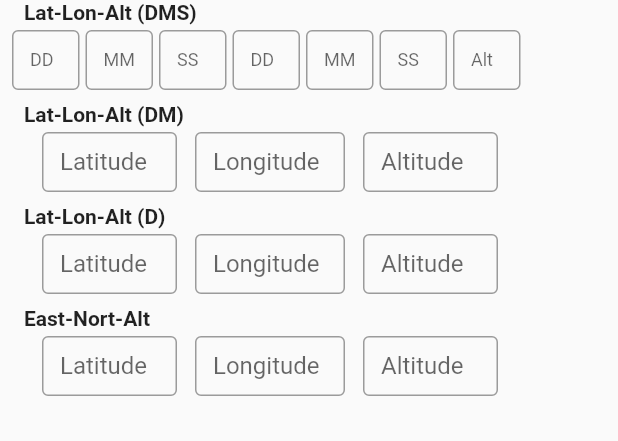
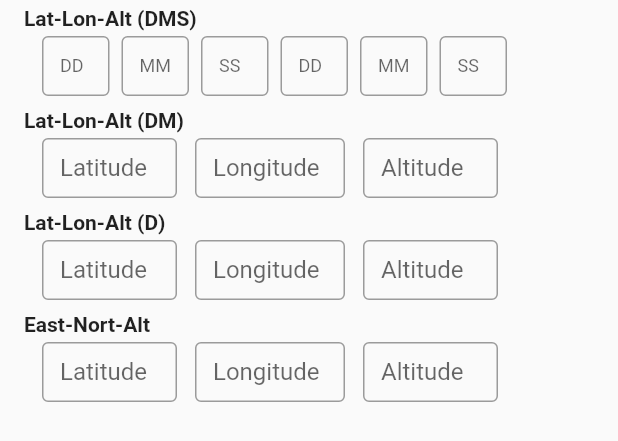
Before and after one commit to Sirius-aa7/Compass_Task, a Flutter app: the CoordinateConverter widget shown alone on an empty page, opened directly, on a phone screen of 412 x 824 dp. Shown: the top 441 px of the screen. Run offline on Flutter 3.47's test engine with Material 2 defaults, Android fonts, the phone set to English and light mode, and no system bars; our stand-ins replace camera, flutter_compass, fluttertoast, geocoding, geolocator, google_fonts and 2 more.

Commit message:
Cleaner Conversion page UI

```diff
--- a/lib/modules/conversion.dart
+++ b/lib/modules/conversion.dart
@@ -443,32 +443,23 @@ class _CoordinateConverterState extends State<CoordinateConverter> {
 
   @override
   Widget build(BuildContext context) {
-    return Column(
+    return Padding(
+      padding: const EdgeInsets.symmetric(vertical: 4, horizontal: 16),
+      child: Column(
           children: [
             // Input row: Degrees, Minutes, Seconds
-          Padding(
-            padding: const EdgeInsets.symmetric(vertical: 0, horizontal: 8),
-            child: _buildInputRow(0, 'Lat-Lon-Alt (DMS)', latDegController, latMinController, latSecController, lonDegController, lonMinController, lonSecController, altController),
-          ),
+            _buildInputRow(0, 'Lat-Lon-Alt (DMS)', latDegController, latMinController, latSecController, lonDegController, lonMinController, lonSecController, altController),
             SizedBox(height: 8),
             // First output row: Degrees Minutes
-          Padding(
-            padding: const EdgeInsets.symmetric(horizontal: 16),
-            child: _buildOutputRow(1, 'Lat-Lon-Alt (DM)', convertedLatDegMinController, convertedLonDegMinController, convertedAltController),
-          ),
+            _buildOutputRow(1, 'Lat-Lon-Alt (DM)', convertedLatDegMinController, convertedLonDegMinController, convertedAltController),
             SizedBox(height: 8),
             // Second output row: Degrees
-          Padding(
-            padding: const EdgeInsets.symmetric(horizontal: 16),
-            child: _buildOutputRow(2, 'Lat-Lon-Alt (D)', convertedLatDegController, convertedLonDegController, convertedAltController),
-          ),
+            _buildOutputRow(2, 'Lat-Lon-Alt (D)', convertedLatDegController, convertedLonDegController, convertedAltController),
             SizedBox(height: 8),
             // Third output row: Easting, Northing, Altitude
-          Padding(
-            padding: const EdgeInsets.symmetric(horizontal: 16),
-            child: _buildOutputRow(3, 'East-Nort-Alt', eastingController, northingController, convertedAltEastingNorthingController),
+            _buildOutputRow(3, 'East-Nort-Alt', eastingController, northingController, convertedAltEastingNorthingController),
+          ],
       ),
-        ],
     );
   }
 
@@ -478,33 +469,32 @@ class _CoordinateConverterState extends State<CoordinateConverter> {
       children: [
         Row(
           children: [
-            SizedBox(width: 8,),
+            // SizedBox(width: 8,),
             Text('$label', style: TextStyle(fontWeight: FontWeight.bold)),
           ],
         ),
         SizedBox(height: 4),
         Row(
           children: [
+            SizedBox(width: 12),
             SizedBox(width: 45, height: 40, child: _buildEditableInput(
                 'DD', latDegController)),
-            SizedBox(width: 4),
+            SizedBox(width: 8),
             SizedBox(width: 45, height: 40, child: _buildEditableInput(
                 'MM', latMinController)),
-            SizedBox(width: 4),
+            SizedBox(width: 8),
             SizedBox(width: 45, height: 40, child: _buildEditableInput(
                 'SS', latSecController)),
-            SizedBox(width: 4),
+            SizedBox(width: 8),
             SizedBox(width: 45, height: 40, child: _buildEditableInput(
                 'DD', lonDegController)),
-            SizedBox(width: 4),
+            SizedBox(width: 8),
             SizedBox(width: 45, height: 40, child: _buildEditableInput(
                 'MM', lonMinController)),
-            SizedBox(width: 4),
+            SizedBox(width: 8),
             SizedBox(width: 45, height: 40, child: _buildEditableInput(
                 'SS', lonSecController)),
-            SizedBox(width: 4),
-            SizedBox(width: 45, height: 40, child: _buildEditableInput('Alt',
-                altController)),
+            SizedBox(width: 6),
           ],
         ),
       ],
```
Lines whose indentation alone changed are shown as unchanged.
